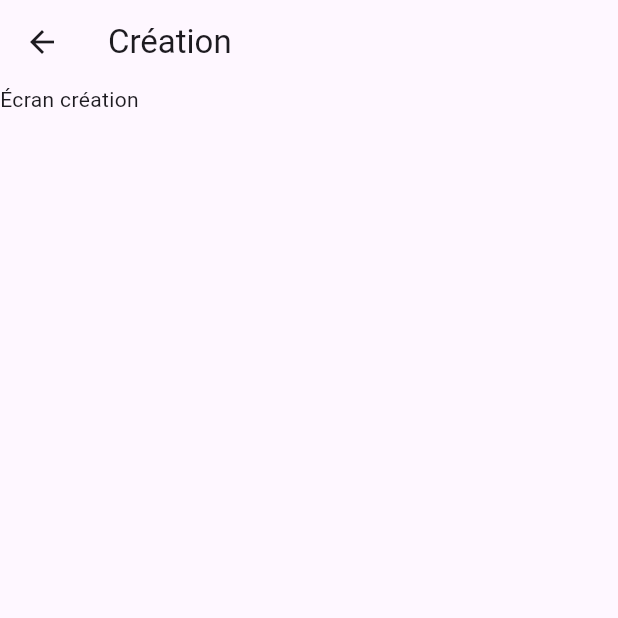
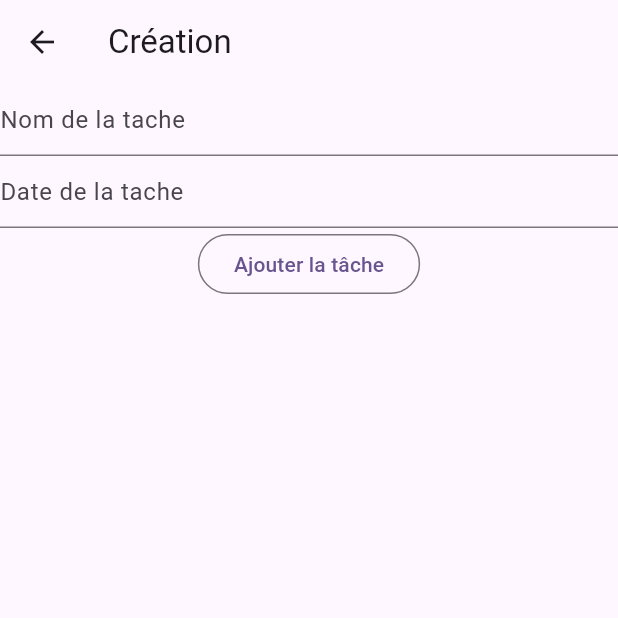
Before and after one commit to AntoineBricault/Tp_AntoineBricault_Automne2024, a Flutter app: the creation screen opened directly, on a phone screen of 412 x 824 dp, the top half of it. Run offline on Flutter 3.47's test engine with Material 3 defaults, Android fonts, the phone set to English and light mode, and no system bars.

Commit message:
FCT : écran création
Ajout des éléments de la page création

```diff
--- a/tp_automne_2024/lib/creation.dart
+++ b/tp_automne_2024/lib/creation.dart
@@ -1,4 +1,5 @@
 import 'package:flutter/material.dart';
+import 'package:tp_automne_2024/main.dart';
 
 // TODO Un ecran minimal avec un tres peu de code
 class creation extends StatefulWidget {
@@ -15,7 +16,39 @@ class _creationState extends State<creation> {
       appBar: AppBar(
         title: const Text('Création'),
       ),
-      body: const Text('Écran création'),
+      body: Center(
+        child: Column(
+          children: [
+
+            TextField(
+              decoration: InputDecoration(
+                hintText: "Nom de la tache"
+              ),
+            ),
+
+            TextField(
+              decoration: InputDecoration(
+                  hintText: "Date de la tache"
+              ),
+            ),
+
+            OutlinedButton(
+                onPressed: () {
+                  Navigator.push(
+                    context,
+                    MaterialPageRoute(
+                      builder: (context) => const MyHomePage(
+                        title: "Accueil",
+                      ),
+                    ),
+                  );
+                },
+                child: const Text("Ajouter la tâche"))
+
+
+          ],
+        ),
+      ),
     );
   }
 }
```
